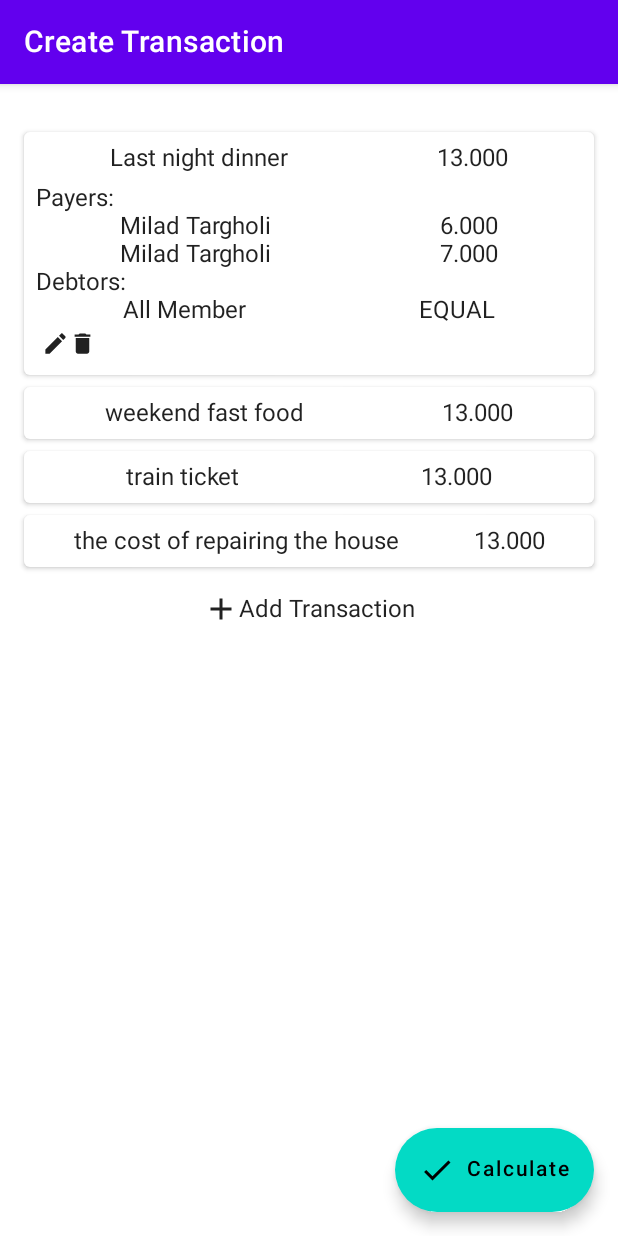
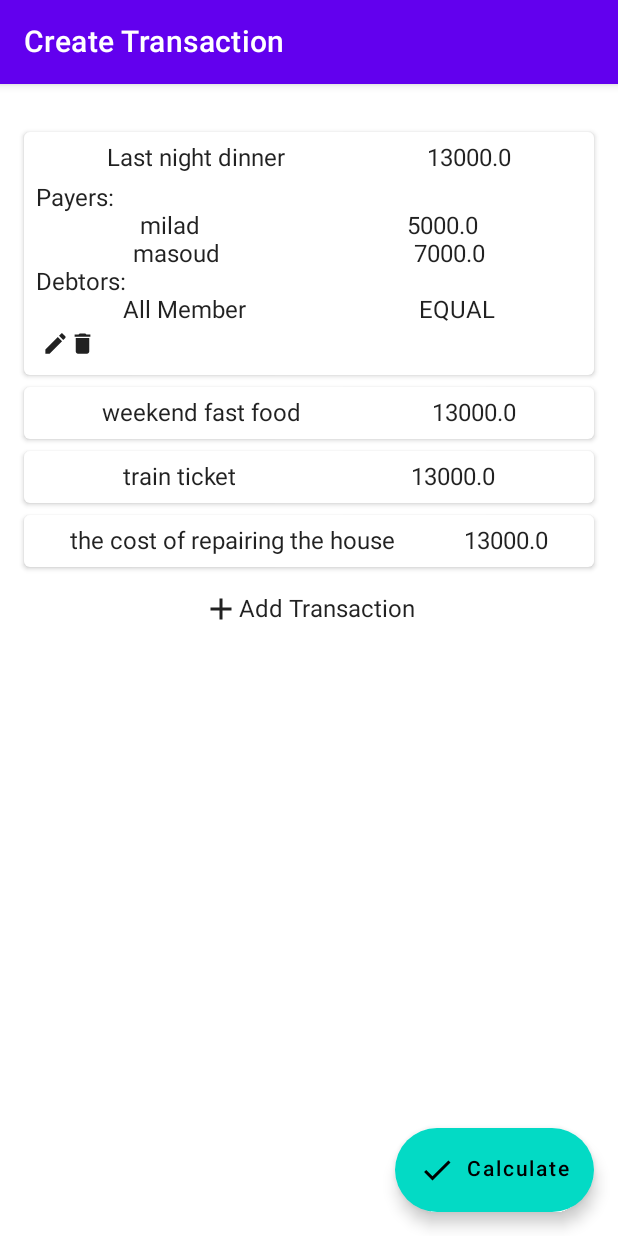
Before and after one commit to cloner93/Go-Dutch, an Android app built with Jetpack Compose: the screen it shows after launch (MainActivity), after a tap on "Last night dinner", on a phone screen of 412 x 824 dp. Run offline under Robolectric (Android 15) with nearby library versions, the phone set to English and light mode, and no system bars.

Commit message:
add fake data with data class.

```diff
--- a/app/build.gradle
+++ b/app/build.gradle
@@ -56,6 +56,7 @@ dependencies {
     implementation "androidx.compose.ui:ui:$compose_ui_version"
     implementation "androidx.compose.ui:ui-tooling-preview:$compose_ui_version"
     implementation 'androidx.compose.material:material:1.3.1'
+    implementation project(path: ':logic:core')
     testImplementation 'junit:junit:4.13.2'
     androidTestImplementation 'androidx.test.ext:junit:1.1.4'
     androidTestImplementation 'androidx.test.espresso:espresso-core:3.5.0'
--- a/app/src/main/java/com/milad/go_dutch/view/TransactionsScreen.kt
+++ b/app/src/main/java/com/milad/go_dutch/view/TransactionsScreen.kt
@@ -18,6 +18,7 @@ import androidx.compose.ui.Alignment
 import androidx.compose.ui.Modifier
 import androidx.compose.ui.tooling.preview.Preview
 import androidx.compose.ui.unit.dp
+import com.milad.core.data.*
 
 @Composable
 fun TransactionsScreen() {
@@ -41,12 +42,22 @@ fun TransactionsScreenContent(
     lazyListState: LazyListState
 ): @Composable (PaddingValues) -> Unit =
     {
-        val listItems = listOf<String>(
-            "Last night dinner",
-            "weekend fast food",
-            "train ticket",
-            "the cost of repairing the house",
+        val payers = mapOf(
+            Debtor("milad") to 5_000.0,
+            Debtor("masoud") to 7_000.0,
         )
+        val allUser = listOf(
+            Debtor("milad"),
+            Debtor("mahdi"),
+            Debtor("masoud")
+        )
+        val list: List<Transaction> = listOf(
+            Transaction("Last night dinner", 13000.0, payers, TransactionType.EQUAL, PayEqual(allUser)),
+            Transaction("weekend fast food", 13000.0, payers, TransactionType.EQUAL, PayEqual(allUser)),
+            Transaction("train ticket", 13000.0, payers, TransactionType.EQUAL, PayEqual(allUser)),
+            Transaction("the cost of repairing the house", 13000.0, payers, TransactionType.EQUAL, PayEqual(allUser)),
+        )
+
         LazyColumn(
             verticalArrangement = Arrangement.spacedBy(8.dp),
             contentPadding = PaddingValues(horizontal = 16.dp, vertical = 32.dp),
@@ -55,7 +66,7 @@ fun TransactionsScreenContent(
                 .fillMaxHeight()
                 .fillMaxWidth()
         ) {
-            items(listItems) {
+            items(list) {
                 ListItem(it)
             }
             item {
@@ -65,7 +76,7 @@ fun TransactionsScreenContent(
                     modifier = Modifier
                         .fillMaxWidth()
                         .padding(8.dp)
-                        .clickable {  }
+                        .clickable { }
                 ) {
                     Icon(imageVector = Icons.Default.Add, contentDescription = null)
                     Text(text = "Add Transaction")
@@ -75,7 +86,7 @@ fun TransactionsScreenContent(
     }
 
 @Composable
-private fun ListItem(transactionName: String) {
+private fun ListItem(transaction: Transaction) {
     var expended by remember { mutableStateOf(false) }
 
     Card(
@@ -91,34 +102,30 @@ private fun ListItem(transactionName: String) {
                 modifier = Modifier.fillMaxWidth(),
                 horizontalArrangement = Arrangement.SpaceAround
             ) {
-                Text(text = transactionName)
-                Text(text = "13.000")
+                Text(text = transaction.name)
+                Text(text = transaction.cost.toString())
             }
             AnimatedVisibility(expended) {
                 Column() {
                     Spacer(modifier = Modifier.height(8.dp))
                     Text("Payers:")
-                    Row(
-                        modifier = Modifier.fillMaxWidth(),
-                        horizontalArrangement = Arrangement.SpaceAround
-                    ) {
-                        Text(text = "Milad Targholi")
-                        Text(text = "6.000")
+                    transaction.payers.forEach(){ (payer , cost) ->
+                        Row(
+                            modifier = Modifier.fillMaxWidth(),
+                            horizontalArrangement = Arrangement.SpaceAround
+                        ) {
+                            Text(text = payer.name)
+                            Text(text = cost.toString())
+                        }
                     }
-                    Row(
-                        modifier = Modifier.fillMaxWidth(),
-                        horizontalArrangement = Arrangement.SpaceAround
-                    ) {
-                        Text(text = "Milad Targholi")
-                        Text(text = "7.000")
-                    }
+
                     Text("Debtors:")
                     Row(
                         modifier = Modifier.fillMaxWidth(),
                         horizontalArrangement = Arrangement.SpaceAround
                     ) {
                         Text(text = "All Member")
-                        Text(text = "EQUAL")
+                        Text(text = transaction.transactionType.name)
                     }
                     Row(
                         modifier = Modifier
```
Also changed, not shown: 1 other file.
